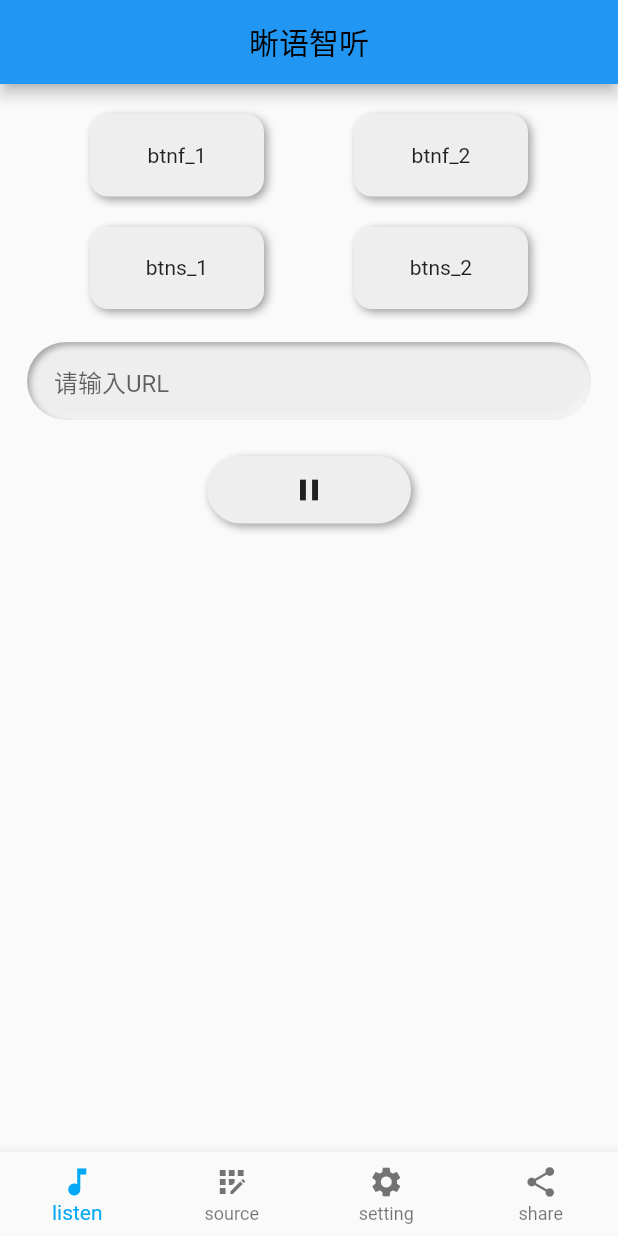
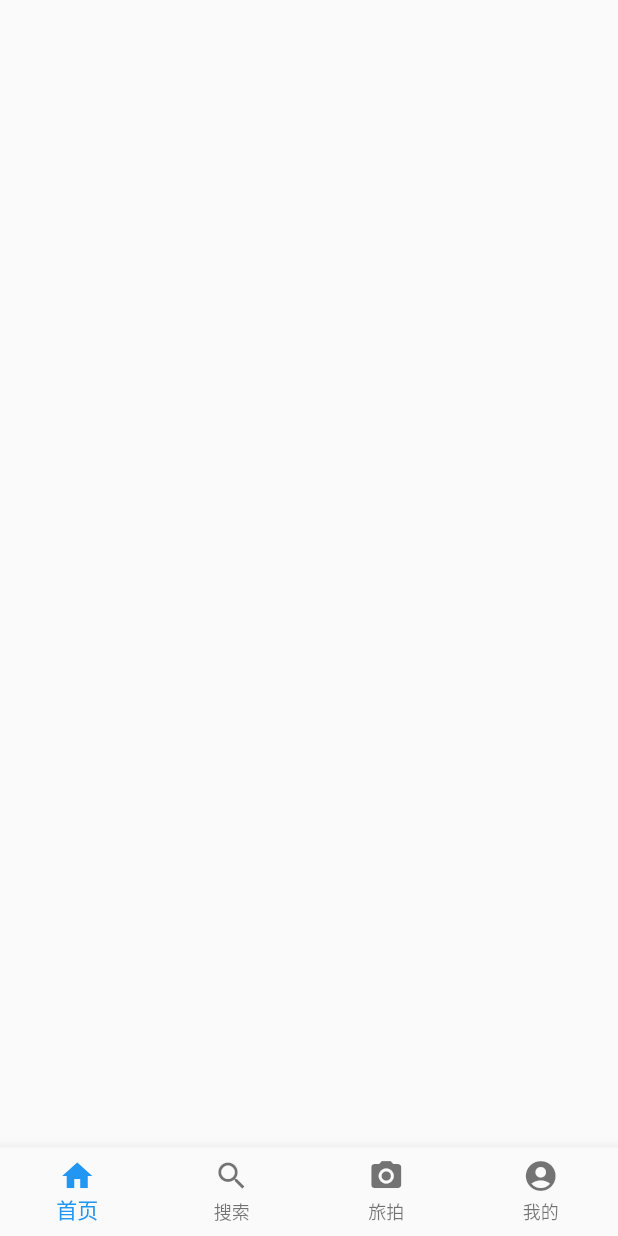
Before and after one commit to Talon750/listen, a Flutter app: the screen it shows after launch, on a phone screen of 412 x 824 dp. Run offline on Flutter 3.47's test engine with Material 2 defaults, Android fonts, the phone set to English and light mode, and no system bars; drawn by our look-alikes of flutter_neumorphic.

Commit message:
基础架构

```diff
--- a/lib/main.dart
+++ b/lib/main.dart
@@ -1,309 +1,33 @@
 import 'package:flutter/material.dart';
-import 'package:flutter_neumorphic/flutter_neumorphic.dart';
+import 'package:listen/nevigator/tab_nevigator.dart';
+void main() {
+  runApp(const MyApp());
+}
 
-void main() {
-  runApp(MyApp());
-}
-class MyApp extends StatefulWidget {
+class MyApp extends StatelessWidget {
   const MyApp({Key? key}) : super(key: key);
 
-  @override
-  _MyAppState createState() => _MyAppState();
-}
-
-class _MyAppState extends State<MyApp> {
-  int _currentindex=0;
+  // This widget is the root of your application.
   @override
   Widget build(BuildContext context) {
     return MaterialApp(
-      home: Scaffold(
-       appBar: AppBar(
-        title: Text('晰语智听'),
-         backgroundColor: Colors.blue,
-          centerTitle: true,
-    ),
-        body: newPage(),
-        bottomNavigationBar: BottomNavigationBar(
-          type: BottomNavigationBarType.fixed,
-          currentIndex: _currentindex,
-          onTap: (int index){
-            setState(() {
-              this._currentindex=index;
-            });
-          },
-          items: [
-            BottomNavigationBarItem(
-                icon: Icon(Icons.music_note),
-                label: "listen",
-            ),
-            BottomNavigationBarItem(
-              icon: Icon(Icons.app_registration),
-              label: "source",
-            ),
-            BottomNavigationBarItem(
-              icon: Icon(Icons.settings),
-              label: "setting",
-            ),
-            BottomNavigationBarItem(
-              icon: Icon(Icons.share),
-              label: "share",
-            )
-          ],
-        ),
+      title: 'Flutter Demo',
+      theme: ThemeData(
+        // This is the theme of your application.
+        //
+        // Try running your application with "flutter run". You'll see the
+        // application has a blue toolbar. Then, without quitting the app, try
+        // changing the primarySwatch below to Colors.green and then invoke
+        // "hot reload" (press "r" in the console where you ran "flutter run",
+        // or simply save your changes to "hot reload" in a Flutter IDE).
+        // Notice that the counter didn't reset back to zero; the application
+        // is not restarted.
+        primarySwatch: Colors.blue,
       ),
-      theme: ThemeData(
-  primarySwatch: Colors.lightBlue
-      ),
-      );
+      home:Tab_Nevigator(),
+    );
   }
-}
 
 
 
-
-class newPage extends StatefulWidget {
-  const newPage({Key? key}) : super(key: key);
-
-  @override
-  _newPageState createState() => _newPageState();
 }
-
-class _newPageState extends State<newPage> {
-  int _p=0;
-  //TTSUtil t= TTSUtil();
-  List<IconData?> _categories = [
-      Icons.start,
-      Icons.pause,
-  ];
-  @override
-  Widget build(BuildContext context) {
-    return Center(
-
-        child: Column(
-          children:<Widget> [
-            Padding(padding: EdgeInsets.fromLTRB(0, 10, 0, 10)),
-            Row(
-              mainAxisAlignment: MainAxisAlignment.spaceEvenly,
-              children:<Widget> [
-                NeumorphicButton(
-                  style: NeumorphicStyle(
-
-                    boxShape: NeumorphicBoxShape.roundRect(
-
-                      BorderRadius.circular(12),
-
-                    ),
-
-                    color: Colors.grey[200],
-
-                    shape: NeumorphicShape.flat,
-
-                  ),
-
-                  child: Container(
-
-                    color: Colors.grey[200],
-
-                    width: 80,
-
-                    height: 35,
-
-                    child: const Center(
-
-                      child: Text('btnf_1'),
-
-                    ),
-
-                  ),
-
-                  onPressed: () {},
-
-                ),
-
-                NeumorphicButton(
-                  style: NeumorphicStyle(
-
-                    boxShape: NeumorphicBoxShape.roundRect(
-
-                      BorderRadius.circular(12),
-
-                    ),
-
-                    color: Colors.grey[200],
-
-                    shape: NeumorphicShape.flat,
-
-                  ),
-
-                  child: Container(
-
-                    color: Colors.grey[200],
-
-                    width: 80,
-
-                    height: 35,
-
-                    child: const Center(
-
-                      child: Text('btnf_2'),
-
-                    ),
-
-                  ),
-
-                  onPressed: () {},
-
-                ),
-              ],
-            ),
-            Padding(padding: EdgeInsets.fromLTRB(0, 10, 0, 10)),
-            Row(
-              mainAxisAlignment: MainAxisAlignment.spaceEvenly,
-              children:<Widget> [
-                NeumorphicButton(
-                  style: NeumorphicStyle(
-
-                    boxShape: NeumorphicBoxShape.roundRect(
-
-                      BorderRadius.circular(12),
-
-                    ),
-
-                    color: Colors.grey[200],
-
-                    shape: NeumorphicShape.flat,
-
-                  ),
-
-                  child: Container(
-
-                    color: Colors.grey[200],
-
-                    width: 80,
-
-                    height: 35,
-
-                    child: const Center(
-
-                      child: Text('btns_1'),
-
-                    ),
-
-                  ),
-
-                  onPressed: () {},
-
-                ),
-
-                NeumorphicButton(
-                  style: NeumorphicStyle(
-
-                    boxShape: NeumorphicBoxShape.roundRect(
-
-                      BorderRadius.circular(12),
-
-                    ),
-
-                    color: Colors.grey[200],
-
-                    shape: NeumorphicShape.flat,
-
-                  ),
-
-                  child: Container(
-
-                    color: Colors.grey[200],
-
-                    width: 80,
-
-                    height: 35,
-
-                    child: const Center(
-
-                      child: Text('btns_2'),
-
-                    ),
-
-                  ),
-
-                  onPressed: () {},
-
-                ),
-              ],
-
-            ),
-            Padding(padding: EdgeInsets.fromLTRB(0, 10, 0, 10)),
-            Neumorphic(
-
-              margin: const EdgeInsets.only(left: 18, right: 18, top: 2, bottom: 4),
-
-              style: NeumorphicStyle(
-
-              depth: NeumorphicTheme.embossDepth(context),
-
-              boxShape: const NeumorphicBoxShape.stadium(),
-
-              color: Colors.grey[200]),
-
-              padding: const EdgeInsets.symmetric(vertical: 14, horizontal: 18),
-
-              child: const TextField(
-
-              decoration: InputDecoration.collapsed(hintText: '请输入URL'),
-
-                ),
-
-              ),
-            Padding(padding: EdgeInsets.fromLTRB(0, 10, 0, 10)),
-            Row(
-              mainAxisAlignment: MainAxisAlignment.spaceEvenly,
-              children: <Widget>[
-                NeumorphicButton(
-
-                  style: NeumorphicStyle(
-
-                    boxShape: NeumorphicBoxShape.roundRect(
-
-                      BorderRadius.circular(30),
-
-                    ),
-
-                    color: Colors.grey[200],
-
-                    shape: NeumorphicShape.flat,
-
-                  ),
-
-                  child: Container(
-                    color: Colors.grey[200],
-
-                    width: 100,
-
-                    height: 25,
-
-                    child: const Center(
-                      child:Icon (Icons.pause),
-
-                    ),
-
-                  ),
-
-                  onPressed: () {
-                    _p==0?1:0;
-                    if(_p==1){
-                      //t.speak("好了");
-                      //t.stop();
-                    }
-                  },
-
-                )
-              ],
-            )
-
-          ],
-
-        ),
-
-      );
-  }
-}
--- /dev/null
+++ b/lib/nevigator/tab_nevigator.dart
@@ -0,0 +1,63 @@
+import 'package:flutter/material.dart';
+import 'package:listen/pages/home_page.dart';
+import 'package:listen/pages/my_page.dart';
+import 'package:listen/pages/search_page.dart';
+import 'package:listen/pages/travel_page.dart';
+class Tab_Nevigator extends StatefulWidget{
+  @override
+  _TabNavigator createState()=>_TabNavigator();
+
+}
+class _TabNavigator extends State<Tab_Nevigator>{
+  final _defaultColor=Colors.grey;
+  final _activeColor=Colors.blue;
+  int _currentIndex=0;
+  final PageController _controller=PageController(
+    initialPage: 0,
+  );
+  @override
+  Widget build(BuildContext context) {
+    return Scaffold(
+      body: PageView(
+        controller:_controller ,
+        children: [
+          HomePage(),
+          SearchPage(),
+          TravelPage(),
+          MyPage(),
+        ],
+      ),
+      bottomNavigationBar: BottomNavigationBar(
+        type: BottomNavigationBarType.fixed,
+        currentIndex: _currentIndex,
+        selectedItemColor: _activeColor,
+        onTap: (int index){
+          _controller.jumpToPage(index);
+          setState(() {
+            this._currentIndex=index;
+          });
+
+        },
+        items: [
+          BottomNavigationBarItem(
+            icon: Icon(Icons.home),
+            label: "首页",
+          ),
+          BottomNavigationBarItem(
+            icon: Icon(Icons.search),
+            label: "搜索",
+          ),
+          BottomNavigationBarItem(
+            icon: Icon(Icons.camera_alt),
+            label: "旅拍",
+          ),
+          BottomNavigationBarItem(
+            icon: Icon(Icons.account_circle),
+            label: "我的",
+          )
+        ],
+      ),
+    );
+  }
+
+}
--- /dev/null
+++ b/lib/pages/home_page.dart
@@ -0,0 +1,92 @@
+import 'dart:convert';
+import 'package:flutter/material.dart';
+const APPBAR_SCROLL_OFFSET=100;
+class HomePage extends StatefulWidget{
+  @override
+  _TabNavigator createState()=>_TabNavigator();
+
+}
+class _TabNavigator extends State<HomePage>{
+  final PageController _controller=PageController(
+    initialPage: 0,
+  );
+  String resultString="";
+  @override
+  void initState(){
+    super.initState();
+    loadData();
+  }
+  _onScroll(offset){
+   double alpha=offset/APPBAR_SCROLL_OFFSET;
+   if(alpha<0){
+     alpha=0;
+   }else if(alpha>1){
+     alpha=1;
+   }
+   setState(() {
+     appBarAlpha=alpha;
+   });
+  }
+  loadData(){
+    /*HomeDao.fetch().then((value){
+      setState(() {
+       resultString=json.encode(value);
+      });
+    }).catchError((e){
+      setState(() {
+        resultString=e.toString();
+      });
+    });*/
+  }
+  double appBarAlpha=0;
+  @override
+  Widget build(BuildContext context) {
+    List _imageUrls=[
+      'https://gimg2.baidu.com/image_search/src=http%3A%2F%2F5b0988e595225.cdn.sohucs.com%2Fimages%2F20180402%2F5b06445dbd494603b785cf1dfcafd467.jpeg&refer=http%3A%2F%2F5b0988e595225.cdn.sohucs.com&app=2002&size=f9999,10000&q=a80&n=0&g=0n&fmt=auto?sec=1653068006&t=b5826199a002112da0286578a2b7a2af',
+      'https://gimg2.baidu.com/image_search/src=http%3A%2F%2Fup.sc.enterdesk.com%2Fedpic%2Fdd%2Fa1%2Fc9%2Fdda1c99855855c861621665f16cfb8f1.jpg&refer=http%3A%2F%2Fup.sc.enterdesk.com&app=2002&size=f9999,10000&q=a80&n=0&g=0n&fmt=auto?sec=1653068092&t=80a96e22067e2b15eb300258664edd0d',
+      'https://gimg2.baidu.com/image_search/src=http%3A%2F%2Fpic1.k1u.com%2Fk1u%2Fmb%2Fd%2Ffile%2F20210305%2F1614908005147824_836_10000.jpg&refer=http%3A%2F%2Fpic1.k1u.com&app=2002&size=f9999,10000&q=a80&n=0&g=0n&fmt=auto?sec=1653068112&t=4e20d9c2a5a81c0a17d949ae6a53e6c4',
+    ];
+    return Scaffold(
+      body: Stack(
+        children: [
+          MediaQuery.removePadding(context: context,
+            removeTop: true,
+            child: NotificationListener(
+              onNotification: (ScrollNotification) {
+                if(ScrollNotification is ScrollUpdateNotification && ScrollNotification.depth==0){
+                  _onScroll(ScrollNotification.metrics.pixels);
+                }
+                return false ;
+              },
+              child: ListView(
+                children: [
+                  Container(
+                    height: 160,
+
+                  ),
+                  Container(
+                    height: 800,
+                    child: ListTile(title: Text(resultString),),
+                  )
+                ],
+              ),
+            ),
+          ),
+          Opacity(
+            opacity: appBarAlpha,
+            child: Container(
+            height: 80,
+            decoration: BoxDecoration(color: Colors.white),
+            child: Center(
+              child: Padding(padding: EdgeInsets.only(top: 20),
+              child: Text('首页'),),
+
+            ),
+          ),
+          ),
+        ],
+      )
+    );
+  }
+
+}
--- /dev/null
+++ b/lib/pages/my_page.dart
@@ -0,0 +1,20 @@
+import 'package:flutter/material.dart';
+class MyPage extends StatefulWidget{
+  @override
+  _TabNavigator createState()=>_TabNavigator();
+
+}
+class _TabNavigator extends State<MyPage>{
+  final PageController _controller=PageController(
+    initialPage: 0,
+  );
+  @override
+  Widget build(BuildContext context) {
+    return Scaffold(
+      body: Center(
+        child: Text('我的'),
+      ),
+    );
+  }
+
+}
--- /dev/null
+++ b/lib/pages/search_page.dart
@@ -0,0 +1,20 @@
+import 'package:flutter/material.dart';
+class SearchPage extends StatefulWidget{
+  @override
+  _TabNavigator createState()=>_TabNavigator();
+
+}
+class _TabNavigator extends State<SearchPage>{
+  final PageController _controller=PageController(
+    initialPage: 0,
+  );
+  @override
+  Widget build(BuildContext context) {
+    return Scaffold(
+      body: Center(
+        child: Text('搜索'),
+      ),
+    );
+  }
+
+}
--- /dev/null
+++ b/lib/pages/travel_page.dart
@@ -0,0 +1,20 @@
+import 'package:flutter/material.dart';
+class TravelPage extends StatefulWidget{
+  @override
+  _TabNavigator createState()=>_TabNavigator();
+
+}
+class _TabNavigator extends State<TravelPage>{
+  final PageController _controller=PageController(
+    initialPage: 0,
+  );
+  @override
+  Widget build(BuildContext context) {
+    return Scaffold(
+      body: Center(
+        child: Text('旅拍'),
+      ),
+    );
+  }
+
+}
--- a/lib/player/TTSUtil.dart
+++ /dev/null
@@ -1,67 +0,0 @@
-import 'package:flutter_tts/flutter_tts.dart';
-import 'dart:async';
-import 'dart:io';
-class TTSUtil {
-
-
-  TTSUtil. _();
-  static late TTSUtil _manager;
-  factory TTSUtil() {
-
-
-    if (_manager == null) {
-
-
-      _manager = TTSUtil._();
-    }
-    return _manager;
-  }
-  FlutterTts? flutterTts;
-
-  initTTS() {
-
-
-    flutterTts = FlutterTts();
-  }
-
-  Future speak(String text) async {
-
-
-    /// 设置语言
-    await flutterTts?.setLanguage("zh-CN");
-
-    /// 设置音量
-    await flutterTts?.setVolume(0.8);
-
-    /// 设置语速
-    await flutterTts?.setSpeechRate(0.5);
-
-    /// 音调
-    await flutterTts?.setPitch(1.0);
-
-    // text = "你好，我的名字是李磊，你是不是韩梅梅？";
-    if (text != null) {
-
-
-      if (text.isNotEmpty) {
-
-
-        await flutterTts?.speak(text);
-      }
-    }
-  }
-
-  /// 暂停
-  Future pause() async {
-
-
-    await flutterTts?.pause();
-  }
-
-  /// 结束
-  Future stop() async {
-
-
-    await flutterTts?.stop();
-  }
-}
--- a/lib/wheel/btn_circular.dart
+++ /dev/null
@@ -1 +0,0 @@
-import 'package:flutter/cupertino.dart';
```
Also changed, not shown: lib/player/player.dart (deleted).
